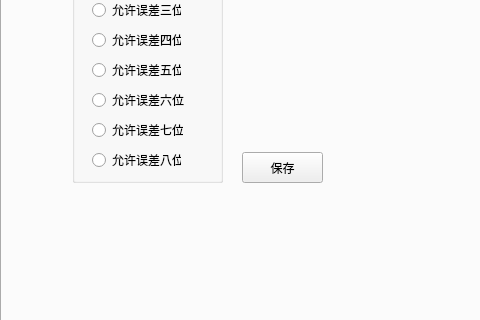
Anne081031/WinParkUI, file UIWnd/syssetting.ui: the form before one commit; both pictures show x 0 to 480 and y 234 to 554 of the 795 by 651 pixel window.
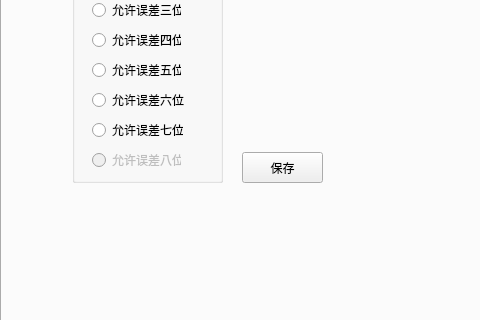
The form after the commit. The open tabs and pages were chosen to show the change.

Patch:
```diff
--- a/UIWnd/syssetting.ui
+++ b/UIWnd/syssetting.ui
@@ -749,6 +749,9 @@
       </property>
      </widget>
      <widget class="QRadioButton" name="radioButton_24">
+      <property name="enabled">
+       <bool>false</bool>
+      </property>
       <property name="geometry">
        <rect>
         <x>20</x>
```
